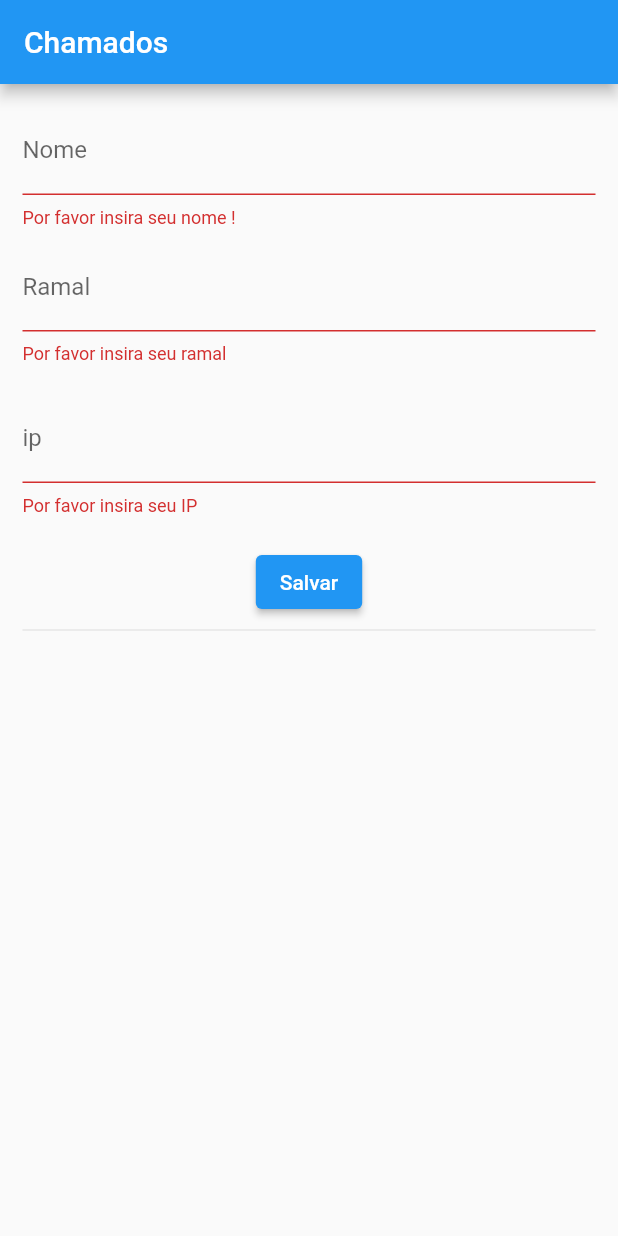
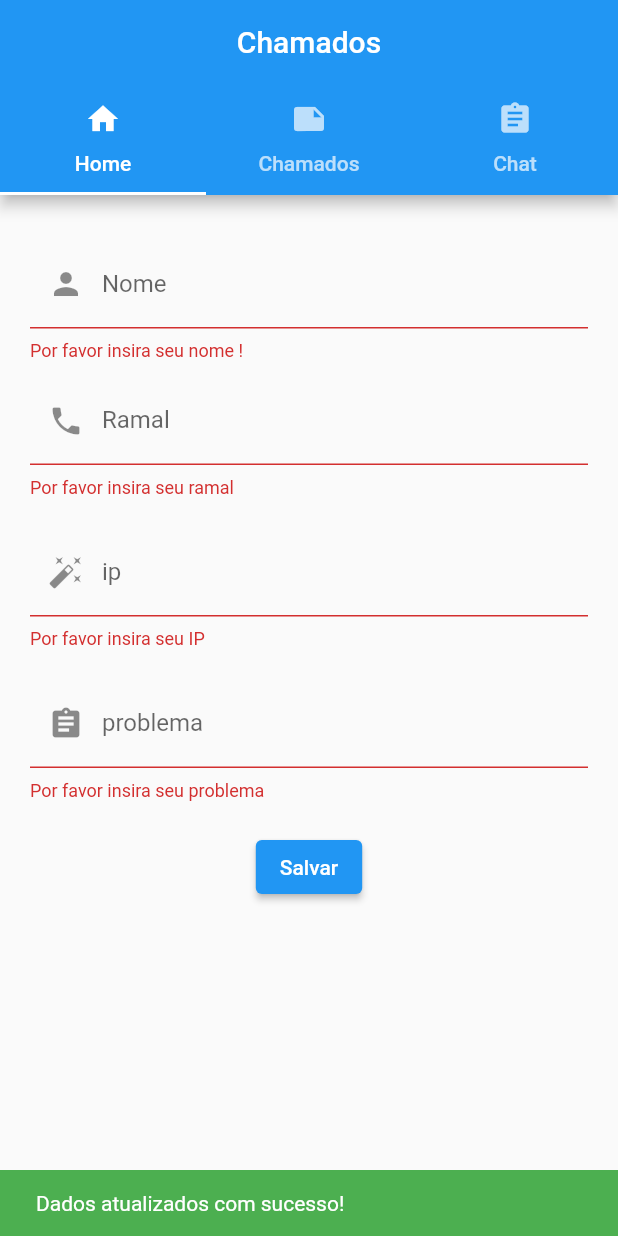
Before and after one commit to Leeehgk/chamado, a Flutter app: the screen it shows after launch, after a tap on "Salvar", on a phone screen of 412 x 824 dp. Run offline on Flutter 3.47's test engine with Material 2 defaults, Android fonts, the phone set to English and light mode, and no system bars; our stand-ins replace firebase_core; accounts and stored records are empty.

Commit message:
App Chamados

```diff
--- a/lib/HomeScreen/HomeScreen.dart
+++ b/lib/HomeScreen/HomeScreen.dart
@@ -6,13 +6,14 @@ class Person {
   final String name;
   final int ramal;
   final String ip;
+  final String problem;
 
-  Person({required this.name, required this.ramal, required this.ip});
+  Person({required this.name, required this.ramal, required this.ip, required this.problem});
 
 
 
   Map<String, dynamic> toMap() {
-    return {'name': name, 'ramal': ramal, 'ip': ip};
+    return {'name': name, 'ramal': ramal, 'ip': ip, 'problem': problem};
   }
 }
 
@@ -28,12 +29,14 @@ class _PersonFormState extends State<PersonForm> {
   final _nameController = TextEditingController();
   final _ramalController = TextEditingController();
   final _ipController = TextEditingController();
+  final _problemController = TextEditingController();
 
   @override
   void dispose() {
     _nameController.dispose();
     _ramalController.dispose();
     _ipController.dispose();
+    _problemController.dispose();
     super.dispose();
   }
 
@@ -43,6 +46,7 @@ class _PersonFormState extends State<PersonForm> {
         name: _nameController.text.trim(),
         ramal: int.parse(_ramalController.text.trim()),
         ip: _ipController.text.trim(),
+        problem: _problemController.text.trim(),
       );
 
       FirebaseFirestore.instance.collection('people').add(person.toMap());
@@ -50,33 +54,30 @@ class _PersonFormState extends State<PersonForm> {
       _nameController.clear();
       _ramalController.clear();
       _ipController.clear();
+      _problemController.clear();
     }
+    ScaffoldMessenger.of(context).showSnackBar(const SnackBar(
+      content: Text('Dados atualizados com sucesso!'),
+      backgroundColor: Colors.green,
+    ));
   }
 
-  void salvarRamal(String ramal) {
-    if (_formKey.currentState!.validate()) {
-      final person = Person(
-        name: _nameController.text.trim(),
-        ramal: int.parse(_ramalController.text.trim()),
-        ip: _ipController.text.trim(),
-      );
-
-      FirebaseFirestore.instance.collection('people').add(person.toMap());
-      _ramalController.clear();
-    }
-  }
 
   @override
   Widget build(BuildContext context) {
     return Form(
       key: _formKey,
+      child: Expanded(
+        child: SingleChildScrollView(
           child: Column(
             crossAxisAlignment: CrossAxisAlignment.center,
             children: [
+              SizedBox(height: 10),
               TextFormField(
                 controller: _nameController,
                 decoration: InputDecoration(
                   labelText: 'Nome',
+                  prefixIcon: Icon(Icons.person),
                   enabledBorder: OutlineInputBorder(
                     borderSide: const BorderSide(width: 1, color: Colors.grey),
                     borderRadius: BorderRadius.circular(20),
@@ -98,6 +99,7 @@ class _PersonFormState extends State<PersonForm> {
                 controller: _ramalController,
                 decoration: InputDecoration(
                   labelText: 'Ramal',
+                  prefixIcon: Icon(Icons.phone),
                   enabledBorder: OutlineInputBorder(
                     borderSide: const BorderSide(width: 1, color: Colors.grey),
                     borderRadius: BorderRadius.circular(20),
@@ -125,6 +127,7 @@ class _PersonFormState extends State<PersonForm> {
                 controller: _ipController,
                 decoration: InputDecoration(
                   labelText: 'ip',
+                  prefixIcon: Icon(Icons.auto_fix_high),
                   enabledBorder: OutlineInputBorder(
                     borderSide: const BorderSide(width: 1, color: Colors.grey),
                     borderRadius: BorderRadius.circular(20),
@@ -145,6 +148,31 @@ class _PersonFormState extends State<PersonForm> {
               SizedBox(
                 height: 20,
               ),
+              TextFormField(
+                maxLines: null,
+                controller: _problemController,
+                decoration: InputDecoration(
+                  labelText: 'problema',
+                  prefixIcon: Icon(Icons.assignment),
+                  enabledBorder: OutlineInputBorder(
+                    borderSide: const BorderSide(width: 1, color: Colors.grey),
+                    borderRadius: BorderRadius.circular(20),
+                  ),
+                  focusedBorder: OutlineInputBorder(
+                    borderSide: const BorderSide(width: 1, color: Colors.red),
+                    borderRadius: BorderRadius.circular(20),
+                  ),
+                ),
+                validator: (value) {
+                  if (value!.isEmpty) {
+                    return 'Por favor insira seu problema';
+                  }
+                  return null;
+                },
+              ),
+              SizedBox(
+                height: 20,
+              ),
               ElevatedButton(
                 onPressed: _savePerson,
                 child: Text(
@@ -153,6 +181,8 @@ class _PersonFormState extends State<PersonForm> {
                 ),
               ),
             ],
+          ),
+        ),
       ),
     );
   }
@@ -173,7 +203,7 @@ class PersonList extends StatelessWidget {
           return const Text('Carregando...');
         }
         final people = snapshot.data!.docs
-            .map((doc) => Person(name: doc['name'], ramal: doc['ramal'], ip: doc['ip']))
+            .map((doc) => Person(name: doc['name'], ramal: doc['ramal'], ip: doc['ip'], problem: doc['problem']))
             .toList();
         return ListView.builder(
           itemCount: people.length,
@@ -209,25 +239,29 @@ class PersonDetailsScreen extends StatefulWidget {
 class _PersonDetailsScreenState extends State<PersonDetailsScreen> {
   late TextEditingController _ramalController;
   late TextEditingController _ipController;
+  late TextEditingController _problemController;
 
   @override
   void initState() {
     super.initState();
     _ramalController = TextEditingController(text: widget.person.ramal.toString());
     _ipController = TextEditingController(text: widget.person.ip.toString());
+    _problemController = TextEditingController(text: widget.person.problem.toString());
   }
 
   @override
   void dispose() {
     _ramalController.dispose();
     _ipController.dispose();
+    _problemController.dispose();
     super.dispose();
   }
 
   Future<void> updateRamal() async {
     final ramal = int.tryParse(_ramalController.text);
     final ip = _ipController.text;
-    if (_ramalController.text.isEmpty || ip.isEmpty) {
+    final problem = _problemController.text;
+    if (_ramalController.text.isEmpty || ip.isEmpty || problem.isEmpty) {
       // Mostra um erro se o valor do ramal ou do IP estiver vazio
       ScaffoldMessenger.of(context).showSnackBar(const SnackBar(
         content: Text('Por favor, Verifique se os campos estão digitados'),
@@ -257,7 +291,7 @@ class _PersonDetailsScreenState extends State<PersonDetailsScreen> {
       await FirebaseFirestore.instance
           .collection('people')
           .doc(documentId)
-          .update({'ramal': ramal, 'ip': ip});
+          .update({'ramal': ramal, 'ip': ip, 'problem': problem});
     }
 
     // Mostra uma mensagem de sucesso
@@ -281,6 +315,7 @@ class _PersonDetailsScreenState extends State<PersonDetailsScreen> {
               controller: _ramalController,
               decoration: InputDecoration(
                 labelText: 'Ramal',
+                prefixIcon: Icon(Icons.phone),
                 enabledBorder: OutlineInputBorder(
                   borderSide: const BorderSide(width: 1, color: Colors.grey),
                   borderRadius: BorderRadius.circular(20),
@@ -302,6 +337,7 @@ class _PersonDetailsScreenState extends State<PersonDetailsScreen> {
               controller: _ipController,
               decoration: InputDecoration(
                 labelText: 'IP',
+                prefixIcon: Icon(Icons.auto_fix_high),
                 enabledBorder: OutlineInputBorder(
                   borderSide: const BorderSide(width: 1, color: Colors.grey),
                   borderRadius: BorderRadius.circular(20),
@@ -320,8 +356,33 @@ class _PersonDetailsScreenState extends State<PersonDetailsScreen> {
               },
             ),
             const SizedBox(height: 16),
-            Text('Problem: ...'), // adicione o problema da pessoa aqui
+            TextFormField(
+              maxLines: null,
+              controller: _problemController,
+              decoration: InputDecoration(
+                labelText: 'Problema',
+                prefixIcon: Icon(Icons.assignment),
+                enabledBorder: OutlineInputBorder(
+                  borderSide: const BorderSide(width: 1, color: Colors.grey),
+                  borderRadius: BorderRadius.circular(20),
+                ),
+                focusedBorder: OutlineInputBorder(
+                  borderSide: const BorderSide(width: 1, color: Colors.red),
+                  borderRadius: BorderRadius.circular(20),
+                ),
+              ),
+              validator: (value) {
+                if (value!.isEmpty) {
+                  return 'Por favor insira um IP válido!';
+                }
+                // adicione a expressão regular para permitir o ponto
+                return null;
+              },
+            ),
             const SizedBox(height: 16),
+            Row(
+              mainAxisAlignment: MainAxisAlignment.center,
+              children: [
                 ElevatedButton(
                   onPressed: () {
                     showDialog(
@@ -349,6 +410,7 @@ class _PersonDetailsScreenState extends State<PersonDetailsScreen> {
                   },
                   child: const Text('Atualizar dados'),
                 ),
+                const SizedBox(width: 16),
                 ElevatedButton(
                   onPressed: () {
                     showDialog(
@@ -381,6 +443,8 @@ class _PersonDetailsScreenState extends State<PersonDetailsScreen> {
                 ),
               ],
             ),
+          ],
+        ),
       ),
     );
   }
--- a/lib/main.dart
+++ b/lib/main.dart
@@ -21,17 +21,44 @@ class MyApp extends StatelessWidget {
       theme: ThemeData(
         primarySwatch: Colors.blue,
       ),
-      home: Scaffold(
-        appBar: AppBar(
-          title: const Text('Chamados'),
-        ),
-        body: Padding(
-          padding: const EdgeInsets.symmetric(horizontal: 15, vertical: 15),
-          child: Column(
+      home: DefaultTabController(
+        length: 3, // número de tabs
+        child: Scaffold(
+          appBar: AppBar(
+            title: const Text('Chamados'),
+            centerTitle: true,
+            bottom: TabBar(
+              tabs: [
+                Tab(icon: Icon(Icons.home), text: 'Home'),
+                Tab(icon: Icon(Icons.note), text: 'Chamados'),
+                Tab(icon: Icon(Icons.assignment), text: 'Chat'),
+              ],
+            ),
+          ),
+          body: TabBarView(
             children: [
-              PersonForm(),
-              const Divider(),
-              Expanded(child: PersonList()),
+              // conteúdo da primeira tab
+              Padding(
+                padding:
+                EdgeInsets.symmetric(horizontal: 20, vertical: 20),
+                child: Column(
+                  mainAxisSize: MainAxisSize.max,
+                  children: [
+                    PersonForm(),
+                  ],
+                ),
+              ),
+              // conteúdo da segunda tab
+              Padding(
+                padding:
+                const EdgeInsets.symmetric(horizontal: 20, vertical: 20),
+                child: PersonList(),
+              ),
+              Padding(
+                padding:
+                const EdgeInsets.symmetric(horizontal: 20, vertical: 20),
+                child: PersonList(),
+              ),
             ],
           ),
         ),
```
Lines whose indentation alone changed are shown as unchanged.
